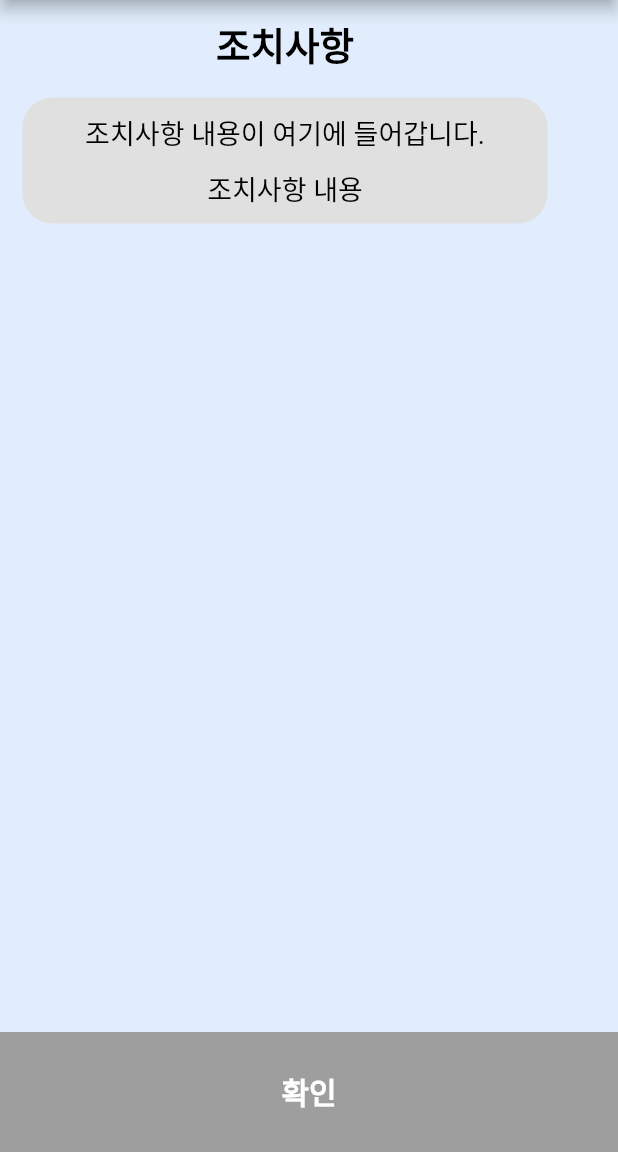
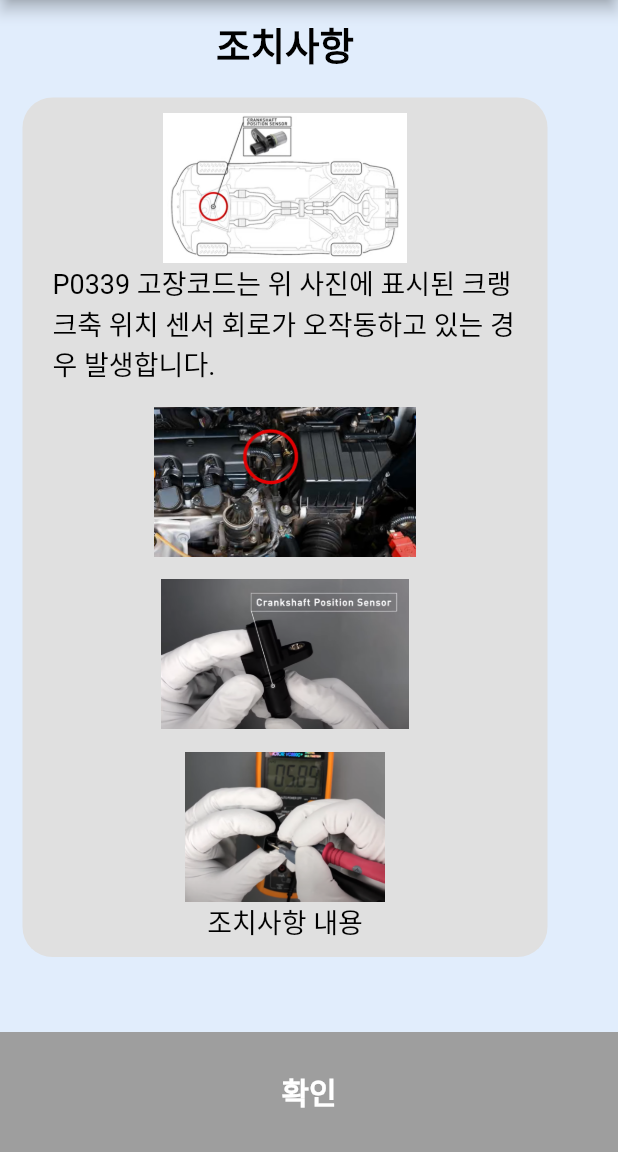
Before and after one commit to Safe-Drive-Save-Life/SDSL-App, a Flutter app: the Action4 screen opened directly, on a phone screen of 412 x 824 dp, the part 84-1236 px from its top. Run offline on Flutter 3.47's test engine with Material 2 defaults, Android fonts, the light colour scheme and no system bars; our stand-ins replace firebase_core, firebase_messaging, flutter_local_notifications, get; accounts and stored records are empty.

Commit message:
#24 조치화면 디자인

```diff
--- a/SDSL/lib/pages/action/action1.dart
+++ b/SDSL/lib/pages/action/action1.dart
@@ -52,8 +52,11 @@ class _Action1State extends State<Action1> {
                     children: <Widget>[
                       // 조치사항 내용
                       SizedBox(height: 10.0),
+                      Image.asset('assets/images/P0035_1.png',
+                          width:330,
+                          height:100),
                       Text(
-                        '조치사항 내용이 여기에 들어갑니다.',
+                        'P0035 고장코드는 위 사진에 표시된 터보차저나 슈퍼차저 바이패스 밸브 A에 이상이 생긴 경우 발생합니다.',
                         style: TextStyle(
                           fontSize: 18,
                           color: Colors.black,
--- a/SDSL/lib/pages/action/action3.dart
+++ b/SDSL/lib/pages/action/action3.dart
@@ -51,28 +51,55 @@ class _Action3State extends State<Action3> {
                   child: Column(
                     children: <Widget>[
                       // 조치사항 내용
-                      SizedBox(height: 10.0),
+                      SizedBox(height: 30.0),
+
+                      Image.asset('assets/images/P0135_1.png',
+                          fit: BoxFit.fitWidth),
+
                       Text(
-                        '조치사항 내용이 여기에 들어갑니다.',
+                        ' P0135 고장코드는 위 사진에 표시된 O2 센서 히터 회로가 오작동 하는 경우 발생합니다.(Bank1 Sensor1)',
                         style: TextStyle(
                           fontSize: 18,
                           color: Colors.black,
                         ),
                       ),
-                      SizedBox(height: 10.0), // 내용 간의 간격을 조절할 수 있습니다.
+                      SizedBox(height: 30.0), // 내용 간의 간격을 조절할 수 있습니다.
+
+                      Image.asset('assets/images/P0135_3.png',
+                          fit: BoxFit.fitWidth),
                       Text(
-                        '조치사항 내용',
+                        ' 산소 센서를 점검한 후 새로운 산소 센서를 준비합니다.',
                         style: TextStyle(
                           fontSize: 18,
                           color: Colors.black,
                         ),
                       ),
+
                       SizedBox(height: 10.0),
-                      // 추가적인 조치사항 내용을 넣어주세요.
+
+                      Image.asset('assets/images/P0135_2.png',
+                          fit: BoxFit.fitWidth),
+                      Text(
+                        ' 기존의 산소 센서를 제거하고 준비한 센서를 연결합니다.',
+                        style: TextStyle(
+                          fontSize: 18,
+                          color: Colors.black,
+                        ),
+                      ),
+                      SizedBox(height: 30.0),
+
+                      TextButton(onPressed: () {},
+                        child: Text("주변 정비소가 궁금하다면 클릭!",
+                            style: TextStyle(color: Colors.grey,
+                                fontSize: 15,
+                                decoration: TextDecoration.underline)),
+                      )
                     ],
                   ),
                 ),
+
               ),
+
             ),
           ],
         ),
--- a/SDSL/lib/pages/action/action4.dart
+++ b/SDSL/lib/pages/action/action4.dart
@@ -52,14 +52,35 @@ class _Action4State extends State<Action4> {
                     children: <Widget>[
                       // 조치사항 내용
                       SizedBox(height: 10.0),
+                      Image.asset('assets/images/P0339_1.png',
+                          width:330,
+                          height:100),
+
                       Text(
-                        '조치사항 내용이 여기에 들어갑니다.',
+                        'P0339 고장코드는 위 사진에 표시된 크랭크축 위치 센서 회로가 오작동하고 있는 경우 발생합니다.',
                         style: TextStyle(
                           fontSize: 18,
                           color: Colors.black,
                         ),
                       ),
-                      SizedBox(height: 10.0), // 내용 간의 간격을 조절할 수 있습니다.
+                      SizedBox(height: 15.0),
+
+                      Image.asset('assets/images/P0339_2.png',
+                          width:330,
+                          height:100),
+
+                      SizedBox(height: 15.0),
+
+                      Image.asset('assets/images/P0339_3.png',
+                          width:330,
+                          height:100),
+
+                      SizedBox(height: 15.0),
+
+                      Image.asset('assets/images/P0339_4.png',
+                          width:330,
+                          height:100),
+
                       Text(
                         '조치사항 내용',
                         style: TextStyle(
--- a/SDSL/lib/pages/action/action5.dart
+++ b/SDSL/lib/pages/action/action5.dart
@@ -52,8 +52,12 @@ class _Action5State extends State<Action5> {
                     children: <Widget>[
                       // 조치사항 내용
                       SizedBox(height: 10.0),
+                      Image.asset('assets/images/P0135_2.png',
+                          width:330,
+                          height:100),
+
                       Text(
-                        '조치사항 내용이 여기에 들어갑니다.',
+                        'P0562 고장코드는 시스템 전압이 낮을 때 발생합니다.',
                         style: TextStyle(
                           fontSize: 18,
                           color: Colors.black,
```
Also changed, not shown: SDSL/lib/pages/action/action2.dart (+16 -1 lines), SDSL/pubspec.yaml (+13 -0 lines), SDSL/assets/images/P0035_1.png (added), SDSL/assets/images/P0122_1.png (added), SDSL/assets/images/P0122_2.png (added), SDSL/assets/images/P0122_3.png (added), SDSL/assets/images/P0135_1.png (added), SDSL/assets/images/P0135_2.png (added), SDSL/assets/images/P0135_3.png (added), SDSL/assets/images/P0339_1.png (added), SDSL/assets/images/P0339_2.png (added), SDSL/assets/images/P0339_3.png (added), SDSL/assets/images/P0339_4.png (added), SDSL/assets/images/P0562_1.png (added).
